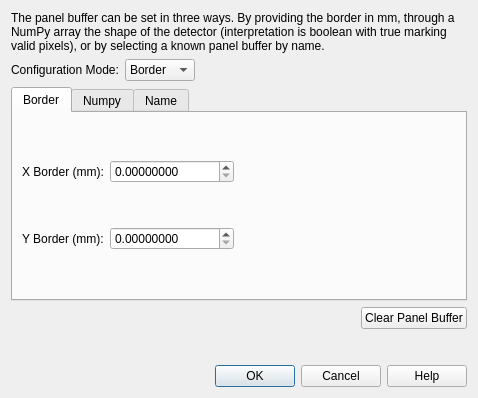
Old version of the form hexrdgui/resources/ui/panel_buffer_dialog.ui in the repository HEXRD/hexrdgui.
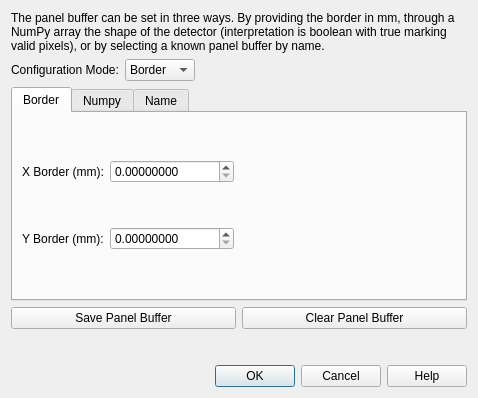
New version of the form. Custom widgets are drawn as their Qt base class.

Commit message:
Add option to combine panel buffers
When a new panel buffer is set on a detector, if an old panel buffer already
existed, the user now has the option to:

1. Replace the old panel buffer entirely
2. Combine the two panel buffers (as an "OR" of the invalid regions)
3. Combine the two panel buffers (as an "AND" of the invalid regions)

This allows the user to, for example, take an existing panel buffer, and
then add a border to it.

The edit to the form file:
```diff
--- a/hexrdgui/resources/ui/panel_buffer_dialog.ui
+++ b/hexrdgui/resources/ui/panel_buffer_dialog.ui
@@ -214,17 +214,14 @@
     </widget>
    </item>
    <item row="5" column="0">
-    <spacer name="horizontalSpacer_3">
-     <property name="orientation">
-      <enum>Qt::Horizontal</enum>
+    <widget class="QPushButton" name="save_panel_buffer">
+     <property name="text">
+      <string>Save Panel Buffer</string>
      </property>
-     <property name="sizeHint" stdset="0">
-      <size>
-       <width>40</width>
-       <height>20</height>
-      </size>
+     <property name="autoDefault">
+      <bool>false</bool>
      </property>
-    </spacer>
+    </widget>
    </item>
    <item row="7" column="0" colspan="2">
     <layout class="QHBoxLayout" name="horizontalLayout_4">
```
Left out of the diff: 1 changed line with no effect on the pictures. The commit also changes 1 other file.
